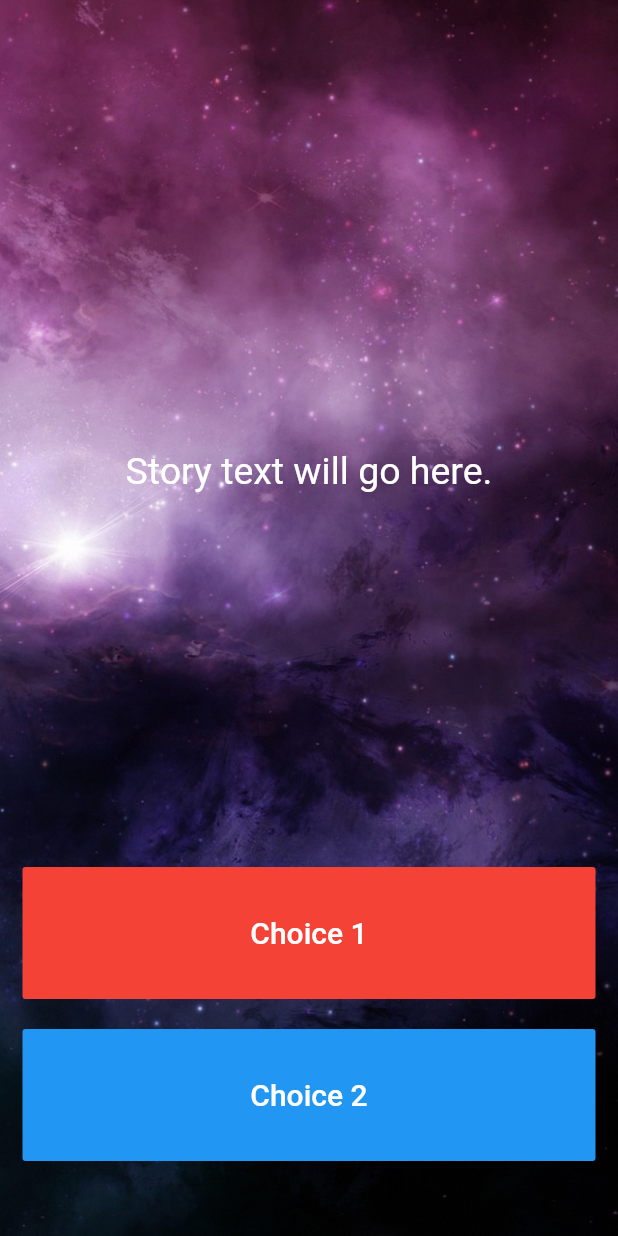
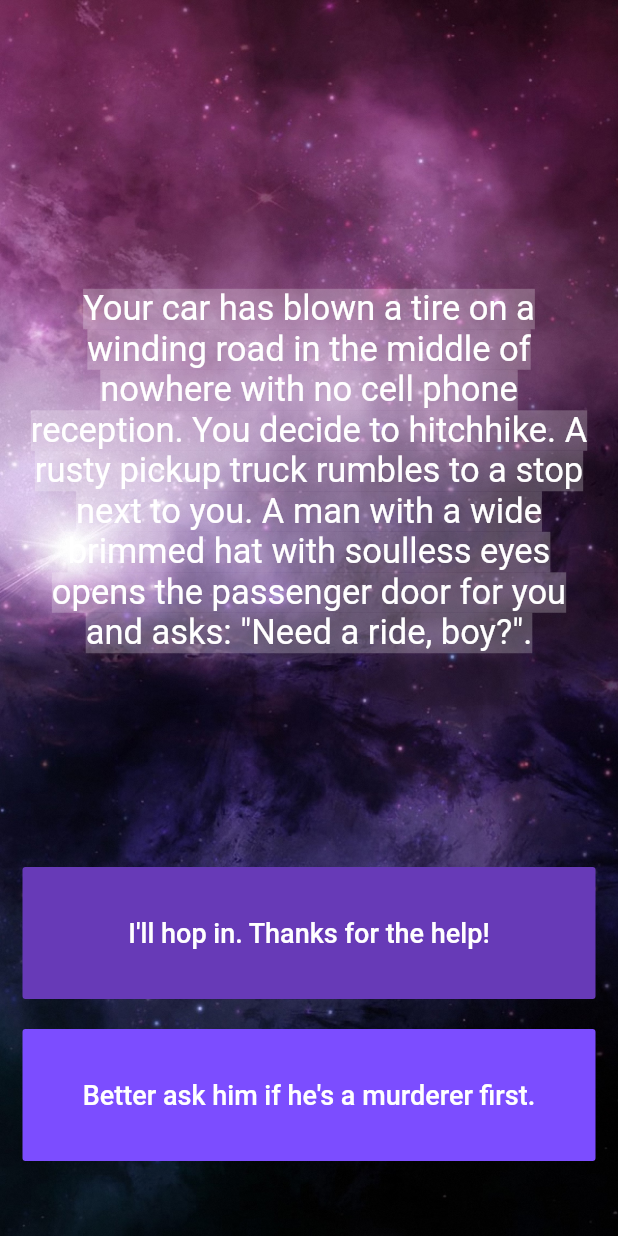
Before and after one commit to baiana/Appbrewery-Flutter-Course-Exercises, a Flutter app: the screen it shows after launch, on a phone screen of 412 x 824 dp. Run offline on Flutter 3.47's test engine with Material 2 defaults, Android fonts, the phone set to English and light mode, and no system bars; our stand-ins replace audioplayers, rflutter_alert.

Commit message:
steps 10 to 21

```diff
--- a/destini/lib/main.dart
+++ b/destini/lib/main.dart
@@ -41,9 +41,12 @@ class _StoryPageState extends State<StoryPage> {
                 child: Center(
                   child: Text(
                     //TODO: Step 10 - use the storyBrain to get the first story title and display it in this Text Widget.
-                    'Story text will go here.',
+                    storyManager.getStory(),
+                    textAlign: TextAlign.center,
                     style: TextStyle(
-                      fontSize: 25.0,
+                      fontSize: 23.0,
+                      backgroundColor: Colors.white24,
+                      color: Colors.white,
                     ),
                   ),
                 ),
@@ -52,15 +55,19 @@ class _StoryPageState extends State<StoryPage> {
                 flex: 2,
                 child: FlatButton(
                   onPressed: () {
+                    setState(() {
+                      storyManager.nextStory(1);
+                    });
+
                     //Choice 1 made by user.
                     //TODO: Step 18 - Call the nextStory() method from storyBrain and pass the number 1 as the choice made by the user.
                   },
-                  color: Colors.red,
+                  color: Colors.deepPurple,
                   child: Text(
-                    //TODO: Step 13 - Use the storyBrain to get the text for choice 1.
-                    'Choice 1',
+                    storyManager.getFistChoice(),
+                    textAlign: TextAlign.center,
                     style: TextStyle(
-                      fontSize: 20.0,
+                      fontSize: 18.0,
                     ),
                   ),
                 ),
@@ -74,15 +81,16 @@ class _StoryPageState extends State<StoryPage> {
                 //TODO: Step 28 - Set the "visible" property of the Visibility Widget to equal the output from the buttonShouldBeVisible() method in the storyBrain.
                 child: FlatButton(
                   onPressed: () {
-                    //Choice 2 made by user.
-                    //TODO: Step 19 - Call the nextStory() method from storyBrain and pass the number 2 as the choice made by the user.
+                    setState(() {
+                      storyManager.nextStory(2);
+                    });
                   },
-                  color: Colors.blue,
+                  color: Colors.deepPurpleAccent,
                   child: Text(
-                    //TODO: Step 14 - Use the storyBrain to get the text for choice 2.
-                    'Choice 2',
+                    storyManager.getSecondChoice(),
+                    textAlign: TextAlign.center,
                     style: TextStyle(
-                      fontSize: 20.0,
+                      fontSize: 18.0,
                     ),
                   ),
                 ),
```
Also changed, not shown: destini/lib/story.dart (+6 -1 lines), destini/lib/story_brain.dart (+28 -4 lines).
